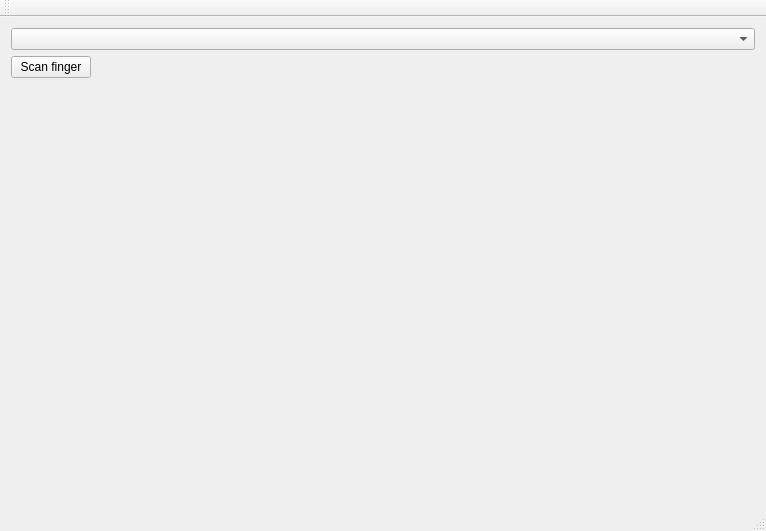
Above: mainwindow.ui from marcoslima/fprintpp before the change. Below: the same form after it.
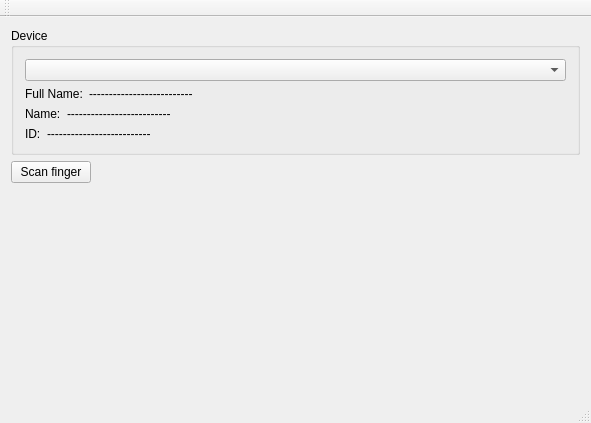
That is the form after the change.

Commit message: CFPrint sendo usada para o discoverDevices. Classe CFpDevice criada para conter a struct fp_driver*. Como essa struct é incompleta para a API, não dá para usar shared_ptr ou unique_ptr, tendo que ser mesmo uma variável membro.    Todas as funções de fp_driver foram implementadas na classe.

The edit to the form file:
```diff
--- a/mainwindow.ui
+++ b/mainwindow.ui
@@ -6,20 +6,87 @@
    <rect>
     <x>0</x>
     <y>0</y>
-    <width>766</width>
-    <height>531</height>
+    <width>591</width>
+    <height>423</height>
    </rect>
   </property>
   <property name="windowTitle">
    <string>MainWindow</string>
   </property>
   <widget class="QWidget" name="centralWidget">
-   <layout class="QVBoxLayout" name="verticalLayout_2">
+   <layout class="QVBoxLayout" name="verticalLayout_4">
     <item>
-     <layout class="QVBoxLayout" name="verticalLayout" stretch="0,0,1">
-      <item>
-       <widget class="QComboBox" name="cbDevices"/>
-      </item>
+     <widget class="QGroupBox" name="groupBox">
+      <property name="title">
+       <string>Device</string>
+      </property>
+      <layout class="QVBoxLayout" name="verticalLayout_2">
+       <item>
+        <widget class="QComboBox" name="cbDevices"/>
+       </item>
+       <item>
+        <layout class="QVBoxLayout" name="verticalLayout">
+         <item>
+          <layout class="QHBoxLayout" name="horizontalLayout_2" stretch="0,1">
+           <item>
+            <widget class="QLabel" name="label">
+             <property name="text">
+              <string>Full Name:</string>
+             </property>
+            </widget>
+           </item>
+           <item>
+            <widget class="QLabel" name="lblFullName">
+             <property name="text">
+              <string>--------------------------</string>
+             </property>
+            </widget>
+           </item>
+          </layout>
+         </item>
+         <item>
+          <layout class="QHBoxLayout" name="horizontalLayout_3" stretch="0,1">
+           <item>
+            <widget class="QLabel" name="label_2">
+             <property name="text">
+              <string>Name:</string>
+             </property>
+            </widget>
+           </item>
+           <item>
+            <widget class="QLabel" name="lblName">
+             <property name="text">
+              <string>--------------------------</string>
+             </property>
+            </widget>
+           </item>
+          </layout>
+         </item>
+         <item>
+          <layout class="QHBoxLayout" name="horizontalLayout_4" stretch="0,1">
+           <item>
+            <widget class="QLabel" name="label_3">
+             <property name="text">
+              <string>ID:</string>
+             </property>
+            </widget>
+           </item>
+           <item>
+            <widget class="QLabel" name="lblId">
+             <property name="text">
+              <string>--------------------------</string>
+             </property>
+            </widget>
+           </item>
+          </layout>
+         </item>
+        </layout>
+       </item>
+      </layout>
+     </widget>
+    </item>
+    <item>
+     <layout class="QVBoxLayout" name="verticalLayout_3" stretch="0,1">
       <item>
        <layout class="QHBoxLayout" name="horizontalLayout">
         <item>
```
Left out of the diff: 2 changed lines with no effect on the pictures. The commit also changes 6 other files.
